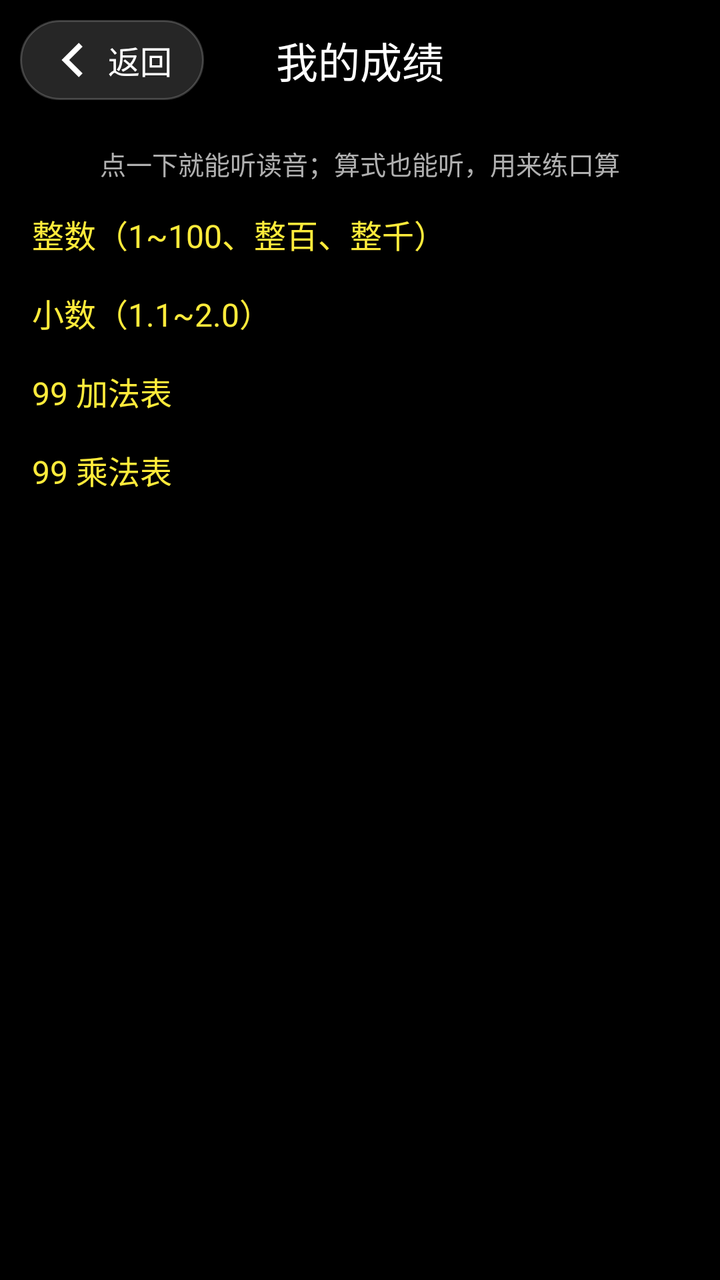
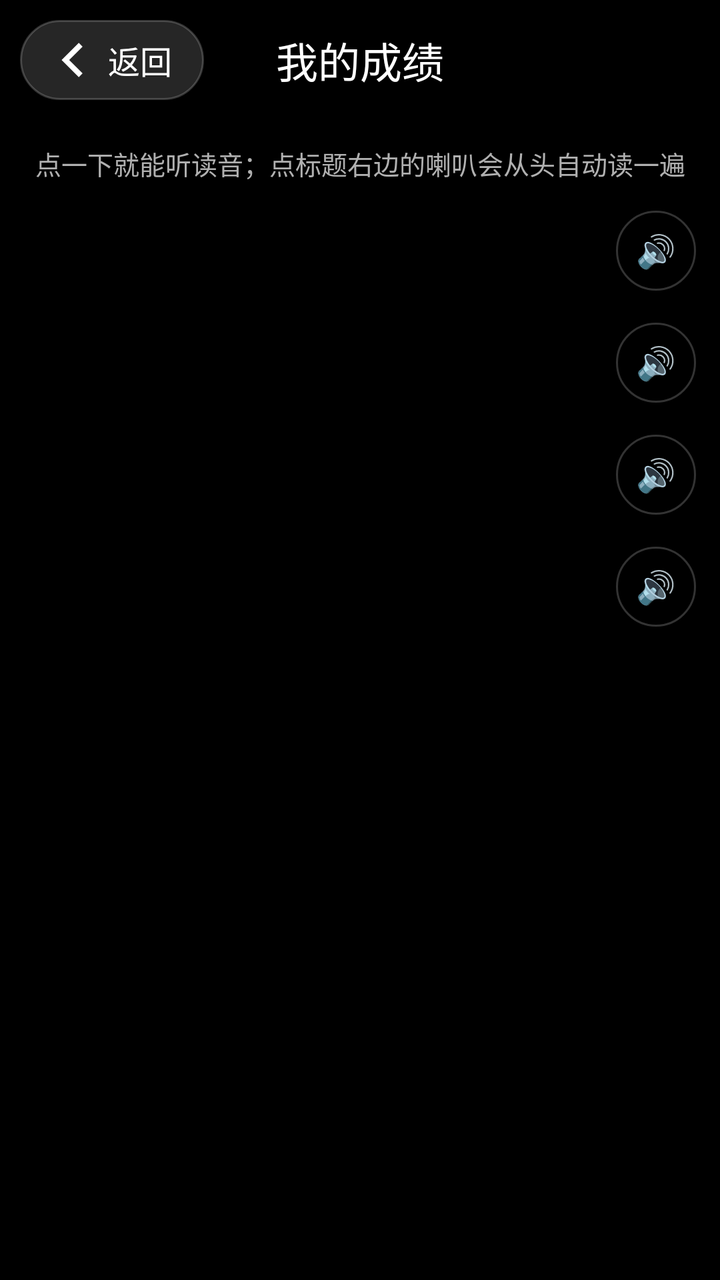

An Android layout rendered at two revisions. The XML below is the earlier revision; the diff shows what the commit changed to produce the second picture.
<!-- AndroidManifest.xml: application theme Theme.EasyWord -->
<!-- res/layout/activity_number.xml -->
<?xml version="1.0" encoding="utf-8"?>
<LinearLayout xmlns:android="http://schemas.android.com/apk/res/android"
    android:layout_width="match_parent"
    android:layout_height="match_parent"
    android:background="@color/black"
    android:orientation="vertical">

    <include
        android:id="@+id/bar"
        layout="@layout/bar_with_title" />

    <ScrollView
        android:layout_width="match_parent"
        android:layout_height="0dp"
        android:layout_weight="1">

        <LinearLayout
            android:layout_width="match_parent"
            android:layout_height="wrap_content"
            android:orientation="vertical"
            android:padding="12dp">

            <TextView
                android:layout_width="match_parent"
                android:layout_height="wrap_content"
                android:gravity="center"
                android:text="@string/number_hint"
                android:textColor="@color/gray"
                android:textSize="13sp" />

            <TextView
                android:layout_width="match_parent"
                android:layout_height="wrap_content"
                android:layout_marginTop="14dp"
                android:layout_marginStart="4dp"
                android:text="@string/number_integer"
                android:textColor="@color/yellow"
                android:textSize="16sp" />

            <LinearLayout
                android:id="@+id/integerBox"
                android:layout_width="match_parent"
                android:layout_height="wrap_content"
                android:orientation="vertical" />

            <TextView
                android:layout_width="match_parent"
                android:layout_height="wrap_content"
                android:layout_marginTop="16dp"
                android:layout_marginStart="4dp"
                android:text="@string/number_decimal"
                android:textColor="@color/yellow"
                android:textSize="16sp" />

            <LinearLayout
                android:id="@+id/decimalBox"
                android:layout_width="match_parent"
                android:layout_height="wrap_content"
                android:orientation="vertical" />

            <TextView
                android:layout_width="match_parent"
                android:layout_height="wrap_content"
                android:layout_marginTop="16dp"
                android:layout_marginStart="4dp"
                android:text="@string/number_add"
                android:textColor="@color/yellow"
                android:textSize="16sp" />

            <LinearLayout
                android:id="@+id/addBox"
                android:layout_width="match_parent"
                android:layout_height="wrap_content"
                android:orientation="vertical" />

            <TextView
                android:layout_width="match_parent"
                android:layout_height="wrap_content"
                android:layout_marginTop="16dp"
                android:layout_marginStart="4dp"
                android:text="@string/number_multiply"
                android:textColor="@color/yellow"
                android:textSize="16sp" />

            <LinearLayout
                android:id="@+id/multiplyBox"
                android:layout_width="match_parent"
                android:layout_height="wrap_content"
                android:orientation="vertical" />
        </LinearLayout>
    </ScrollView>
</LinearLayout>
<!-- res/layout/bar_with_title.xml (included above) -->
<?xml version="1.0" encoding="utf-8"?>
<FrameLayout xmlns:android="http://schemas.android.com/apk/res/android"
    android:layout_width="match_parent"
    android:layout_height="wrap_content"
    android:padding="10dp">

    <Button
        android:id="@+id/btnBack"
        style="@style/Widget.EasyWord.BackButton"
        android:layout_width="wrap_content"
        android:layout_height="wrap_content"
        android:layout_gravity="start|center_vertical" />

    <TextView
        android:id="@+id/textBarTitle"
        android:layout_width="match_parent"
        android:layout_height="wrap_content"
        android:layout_gravity="center"
        android:gravity="center"
        android:textColor="@color/white"
        android:textSize="21sp"
        android:text="我的成绩" />
</FrameLayout>
<!-- resources referenced by this layout -->
<resources>
  <color name="black">#000000</color>
  <color name="gray">#B0B0B0</color>
  <color name="white">#FFFFFF</color>
  <color name="yellow">#FFEB3B</color>
  <string name="number_add">99 加法表</string>
  <string name="number_decimal">小数（1.1~2.0）</string>
  <string name="number_hint">点一下就能听读音；算式也能听，用来练口算</string>
  <string name="number_integer">整数（1~100、整百、整千）</string>
  <string name="number_multiply">99 乘法表</string>
  <style name="Widget.EasyWord.BackButton" parent="Widget.AppCompat.Button.Borderless">
          <item name="android:background">@drawable/bg_back_button</item>
          <item name="android:drawableStart">@drawable/ic_back</item>
          <item name="android:drawablePadding">6dp</item>
          <item name="android:drawableTint">@color/white</item>
          <item name="android:gravity">center_vertical</item>
          <item name="android:minWidth">0dp</item>
          <item name="android:minHeight">0dp</item>
          <item name="android:paddingStart">14dp</item>
          <item name="android:paddingEnd">16dp</item>
          <item name="android:paddingTop">8dp</item>
          <item name="android:paddingBottom">8dp</item>
          <item name="android:text">@string/favorite_back</item>
          <item name="android:textAllCaps">false</item>
          <item name="android:textColor">@color/white</item>
          <item name="android:textSize">16sp</item>
      </style>
  <style name="Theme.EasyWord" parent="Theme.AppCompat.NoActionBar">
          <item name="android:windowBackground">@color/black</item>
          <item name="android:statusBarColor">@color/black</item>
          <item name="android:navigationBarColor">@color/black</item>
          <item name="colorPrimary">@color/black</item>
          <item name="colorPrimaryDark">@color/black</item>
          <item name="colorAccent">@color/yellow</item>
      </style>
  <!-- drawable bg_back_button (drawable) -->
  <?xml version="1.0" encoding="utf-8"?>
  <shape xmlns:android="http://schemas.android.com/apk/res/android"
      android:shape="rectangle">
      <solid android:color="#26FFFFFF" />
      <corners android:radius="20dp" />
      <stroke
          android:width="1dp"
          android:color="#33FFFFFF" />
  </shape>
  <!-- drawable ic_back (drawable) -->
  <?xml version="1.0" encoding="utf-8"?>
  <vector xmlns:android="http://schemas.android.com/apk/res/android"
      android:width="24dp"
      android:height="24dp"
      android:viewportWidth="24"
      android:viewportHeight="24">
  
      <path
          android:fillColor="@color/white"
          android:pathData="M15.4,3.4l1.9,1.9 -6.7,6.7 6.7,6.7 -1.9,1.9 -8.6,-8.6z" />
  </vector>
  <string name="favorite_back">返回</string>
</resources>

<!-- the commit's change to res/layout/activity_number.xml (unified diff, before → after) -->
@@ -28,14 +28,12 @@
                 android:textColor="@color/gray"
                 android:textSize="13sp" />
 
-            <TextView
+            <include
+                android:id="@+id/headerInteger"
+                layout="@layout/section_header"
                 android:layout_width="match_parent"
                 android:layout_height="wrap_content"
-                android:layout_marginTop="14dp"
-                android:layout_marginStart="4dp"
-                android:text="@string/number_integer"
-                android:textColor="@color/yellow"
-                android:textSize="16sp" />
+                android:layout_marginTop="14dp" />
 
             <LinearLayout
                 android:id="@+id/integerBox"
@@ -43,14 +41,12 @@
                 android:layout_height="wrap_content"
                 android:orientation="vertical" />
 
-            <TextView
+            <include
+                android:id="@+id/headerDecimal"
+                layout="@layout/section_header"
                 android:layout_width="match_parent"
                 android:layout_height="wrap_content"
-                android:layout_marginTop="16dp"
-                android:layout_marginStart="4dp"
-                android:text="@string/number_decimal"
-                android:textColor="@color/yellow"
-                android:textSize="16sp" />
+                android:layout_marginTop="16dp" />
 
             <LinearLayout
                 android:id="@+id/decimalBox"
@@ -58,14 +54,12 @@
                 android:layout_height="wrap_content"
                 android:orientation="vertical" />
 
-            <TextView
+            <include
+                android:id="@+id/headerAdd"
+                layout="@layout/section_header"
                 android:layout_width="match_parent"
                 android:layout_height="wrap_content"
-                android:layout_marginTop="16dp"
-                android:layout_marginStart="4dp"
-                android:text="@string/number_add"
-                android:textColor="@color/yellow"
-                android:textSize="16sp" />
+                android:layout_marginTop="16dp" />
 
             <LinearLayout
                 android:id="@+id/addBox"
@@ -73,14 +67,12 @@
                 android:layout_height="wrap_content"
                 android:orientation="vertical" />
 
-            <TextView
+            <include
+                android:id="@+id/headerMultiply"
+                layout="@layout/section_header"
                 android:layout_width="match_parent"
                 android:layout_height="wrap_content"
-                android:layout_marginTop="16dp"
-                android:layout_marginStart="4dp"
-                android:text="@string/number_multiply"
-                android:textColor="@color/yellow"
-                android:textSize="16sp" />
+                android:layout_marginTop="16dp" />
 
             <LinearLayout
                 android:id="@+id/multiplyBox"
@@ -114,3 +106,31 @@
         android:textSize="21sp"
         android:text="我的成绩" />
 </FrameLayout>
+<!-- res/layout/section_header.xml (included above) -->
+<?xml version="1.0" encoding="utf-8"?>
+<LinearLayout xmlns:android="http://schemas.android.com/apk/res/android"
+    android:layout_width="match_parent"
+    android:layout_height="wrap_content"
+    android:gravity="center_vertical"
+    android:orientation="horizontal"
+    android:paddingStart="4dp">
+
+    <TextView
+        android:id="@+id/textSectionTitle"
+        android:layout_width="0dp"
+        android:layout_height="wrap_content"
+        android:layout_weight="1"
+        android:textColor="@color/yellow"
+        android:textSize="16sp" />
+
+    <Button
+        android:id="@+id/btnSectionSpeak"
+        android:layout_width="40dp"
+        android:layout_height="40dp"
+        android:background="@drawable/bg_semi_black"
+        android:minWidth="0dp"
+        android:minHeight="0dp"
+        android:text="@string/btn_speak"
+        android:textColor="@color/yellow"
+        android:textSize="16sp" />
+</LinearLayout>
<!-- resource entries referenced after the edit -->
@@ -4,11 +4,18 @@
   <color name="gray">#B0B0B0</color>
   <color name="white">#FFFFFF</color>
   <color name="yellow">#FFEB3B</color>
-  <string name="number_add">99 加法表</string>
-  <string name="number_decimal">小数（1.1~2.0）</string>
-  <string name="number_hint">点一下就能听读音；算式也能听，用来练口算</string>
-  <string name="number_integer">整数（1~100、整百、整千）</string>
-  <string name="number_multiply">99 乘法表</string>
+  <!-- drawable bg_semi_black (drawable) -->
+  <?xml version="1.0" encoding="utf-8"?>
+  <shape xmlns:android="http://schemas.android.com/apk/res/android"
+      android:shape="rectangle">
+      <solid android:color="@color/overlay_black" />
+      <corners android:radius="26dp" />
+      <stroke
+          android:width="1dp"
+          android:color="@color/semi_white" />
+  </shape>
+  <string name="btn_speak">🔊</string>
+  <string name="number_hint">点一下就能听读音；点标题右边的喇叭会从头自动读一遍</string>
   <style name="Widget.EasyWord.BackButton" parent="Widget.AppCompat.Button.Borderless">
           <item name="android:background">@drawable/bg_back_button</item>
           <item name="android:drawableStart">@drawable/ic_back</item>
@@ -34,6 +41,8 @@
           <item name="colorPrimaryDark">@color/black</item>
           <item name="colorAccent">@color/yellow</item>
       </style>
+  <color name="overlay_black">#99000000</color>
+  <color name="semi_white">#33FFFFFF</color>
   <!-- drawable bg_back_button (drawable) -->
   <?xml version="1.0" encoding="utf-8"?>
   <shape xmlns:android="http://schemas.android.com/apk/res/android"
